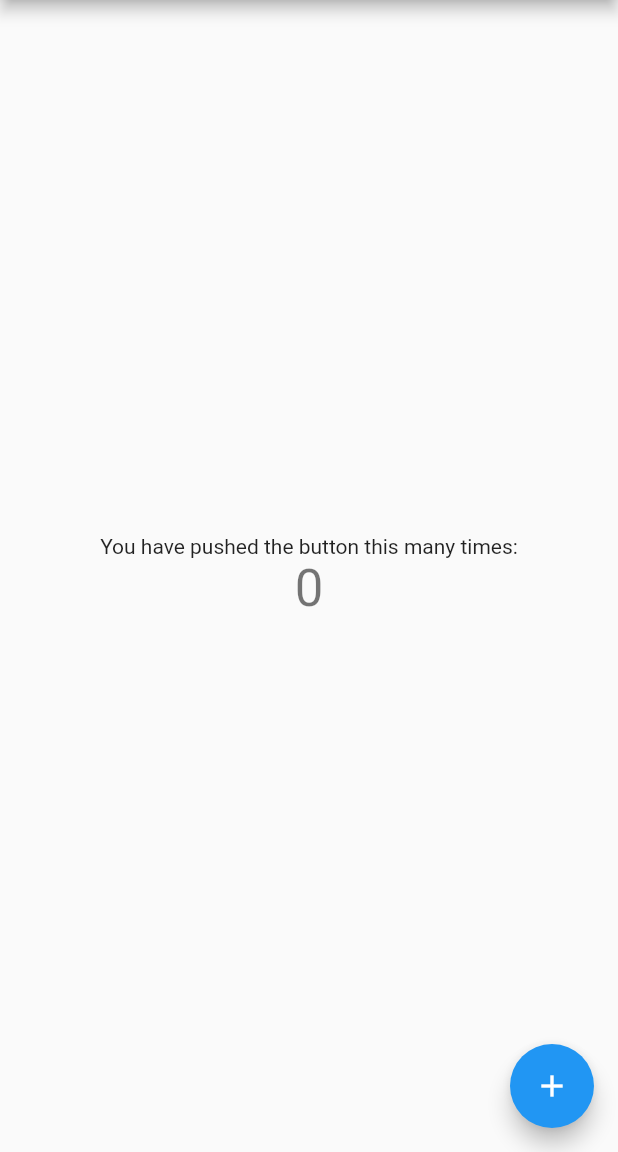
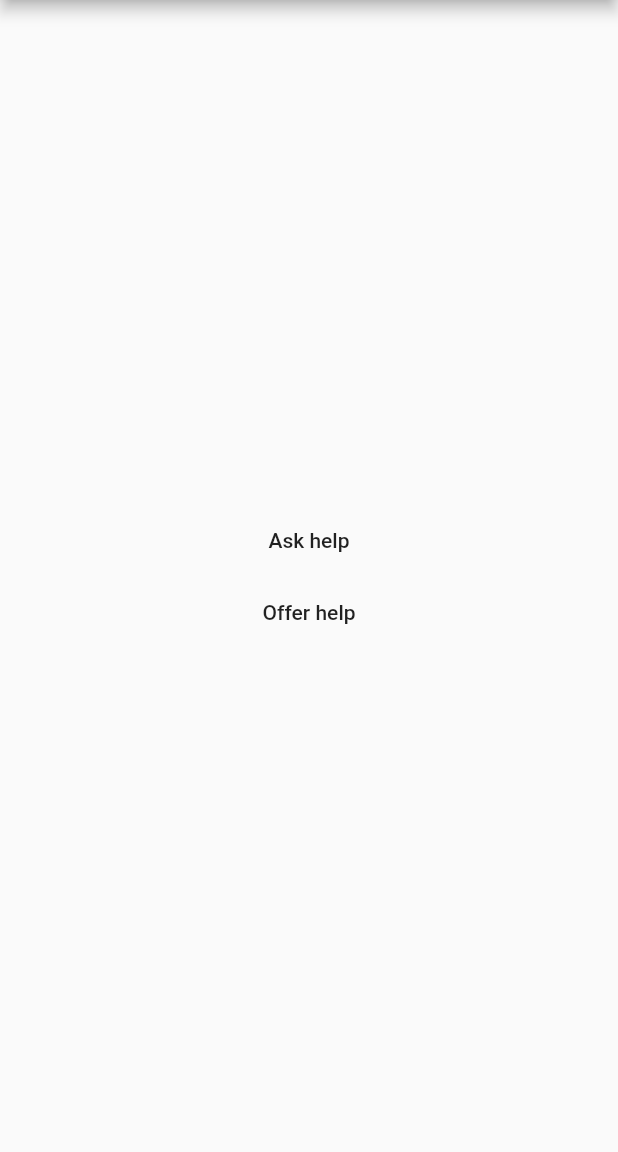
Before and after one commit to Gavinkaa/LauzHack-CoVid19, a Flutter app: the screen it shows after launch, on a phone screen of 412 x 824 dp, the part 84-1236 px from its top. Run offline on Flutter 3.47's test engine with Material 2 defaults, Android fonts, the phone set to English and light mode, and no system bars.

Commit message:
Home page can now redirect to offer and ask Pages

```diff
--- a/app/lib/main.dart
+++ b/app/lib/main.dart
@@ -1,4 +1,7 @@
+import 'package:app/askHelp.dart';
 import 'package:flutter/material.dart';
+
+import 'offerHelp.dart';
 
 void main() {
   runApp(HelpYourNeighbors());
@@ -10,14 +13,14 @@ class HelpYourNeighbors extends StatelessWidget {
   Widget build(BuildContext context) {
     return MaterialApp(
       title: 'Help Your Neighbors',
-      home: _MyHomePage(title: 'Help Your Neighbors Home page'),
+      home: MyHomePage(title: 'Help Your Neighbors Home page'),
       debugShowCheckedModeBanner: false,
     );
   }
 }
 
-class _MyHomePage extends StatefulWidget {
-  _MyHomePage({Key key, this.title}) : super(key: key);
+class MyHomePage extends StatefulWidget {
+  MyHomePage({Key key, this.title}) : super(key: key);
 
   final String title;
 
@@ -25,15 +28,7 @@ class _MyHomePage extends StatefulWidget {
   _MyHomePageState createState() => _MyHomePageState();
 }
 
-class _MyHomePageState extends State<_MyHomePage> {
-  int _counter = 0;
-
-  void _incrementCounter() {
-    setState(() {
-      _counter++;
-    });
-  }
-
+class _MyHomePageState extends State<MyHomePage> {
   @override
   Widget build(BuildContext context) {
     return Scaffold(
@@ -48,21 +43,25 @@ class _MyHomePageState extends State<_MyHomePage> {
         child: Column(
           mainAxisAlignment: MainAxisAlignment.center,
           children: <Widget>[
-            Text(
-              'You have pushed the button this many times:',
-            ),
-            Text(
-              '$_counter',
-              style: Theme.of(context).textTheme.headline4,
-            ),
+            FlatButton(
+                onPressed: () {
+                  Navigator.push(
+                    context,
+                    MaterialPageRoute(builder: (context) => AskHelp()),
+                  );
+                },
+                child: Text('Ask help')),
+            FlatButton(
+                onPressed: () {
+                  Navigator.push(
+                    context,
+                    MaterialPageRoute(builder: (context) => OfferHelp()),
+                  );
+                },
+                child: Text('Offer help')),
           ],
         ),
       ),
-      floatingActionButton: FloatingActionButton(
-        onPressed: _incrementCounter,
-        tooltip: 'Increment',
-        child: Icon(Icons.add),
-      ), // This trailing comma makes auto-formatting nicer for build methods.
     );
   }
 }
```
Also changed, not shown: app/lib/askHelp.dart (added, +17 -0 lines), app/lib/offerHelp.dart (added, +17 -0 lines).
